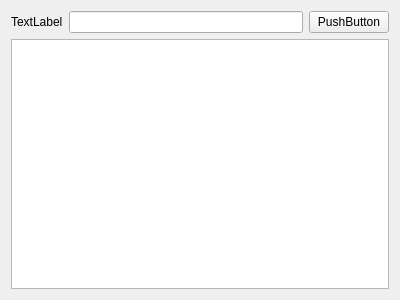
Before: the Qt Designer form scratchpadwidget.ui in stoyan-shopov/scratchpad, drawn with Qt 5.
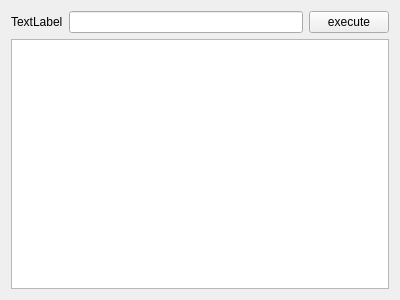
After: the same form once the commit is applied.

Commit message: add sforth code execution capability for the scratchpad widgets

Patch:
```diff
--- a/scratchpadwidget.ui
+++ b/scratchpadwidget.ui
@@ -29,7 +29,7 @@
      <item>
       <widget class="QPushButton" name="pushButton">
        <property name="text">
-        <string>PushButton</string>
+        <string>execute</string>
        </property>
       </widget>
      </item>
```
Left out of the diff: 2 changed lines with no effect on the pictures. The commit also changes 3 other files.
